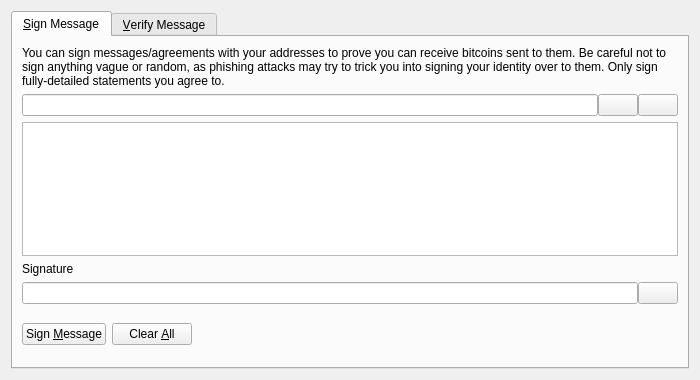
This is src/qt/forms/signverifymessagedialog.ui in soncahuynh/bitcoin as Qt 5 draws it before an edit. The edited form follows.
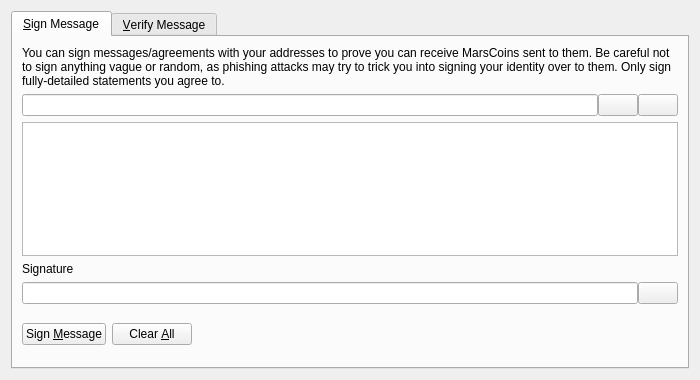
This is the edited form. Icons and pictures are not drawn. Custom widgets are drawn as their Qt base class.

Commit message: change the coin name in readme files and locale translation files

Patch:
```diff
--- a/src/qt/forms/signverifymessagedialog.ui
+++ b/src/qt/forms/signverifymessagedialog.ui
@@ -30,7 +30,7 @@
        <item>
         <widget class="QLabel" name="infoLabel_SM">
          <property name="text">
-          <string>You can sign messages/agreements with your addresses to prove you can receive bitcoins sent to them. Be careful not to sign anything vague or random, as phishing attacks may try to trick you into signing your identity over to them. Only sign fully-detailed statements you agree to.</string>
+          <string>You can sign messages/agreements with your addresses to prove you can receive MarsCoins sent to them. Be careful not to sign anything vague or random, as phishing attacks may try to trick you into signing your identity over to them. Only sign fully-detailed statements you agree to.</string>
          </property>
          <property name="textFormat">
           <enum>Qt::PlainText</enum>
```
The commit also changes 52 other files.
